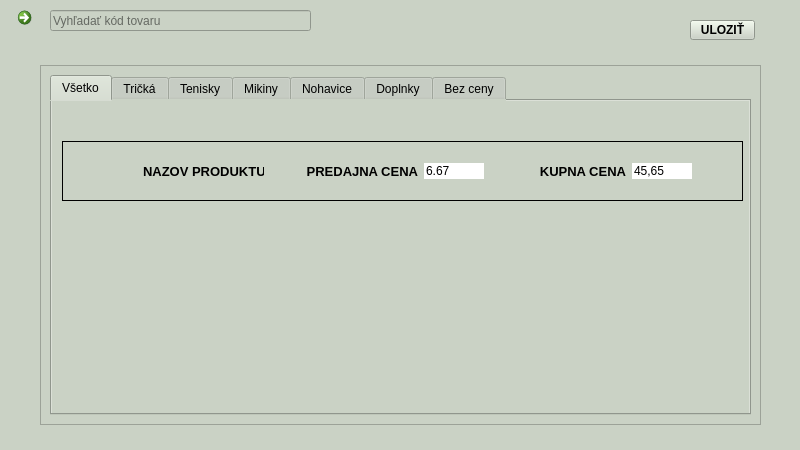
The window that source/code/main.ui (tomas-magat/camels-eshop-infosystem) describes before a commit, drawn with Qt 5.
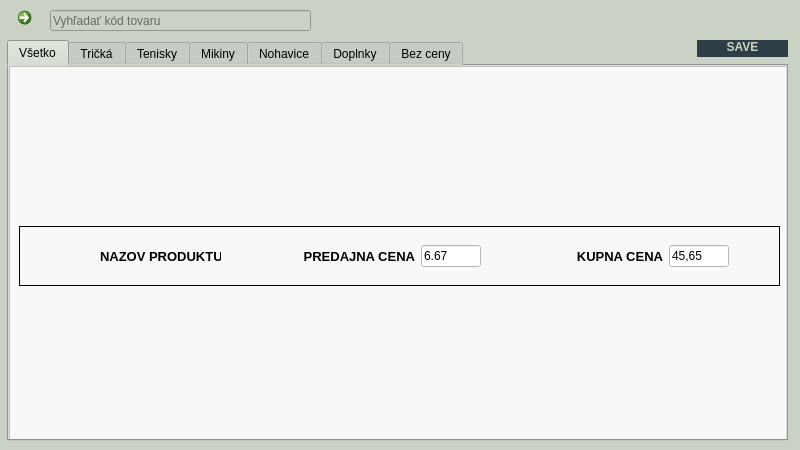
The same window after the commit. The open tabs and pages were chosen to show the change. Icons and pictures are not drawn.

Commit message: file load + design changes

Patch:
```diff
--- a/source/code/main.ui
+++ b/source/code/main.ui
@@ -1615,6 +1615,21 @@
            <height>40</height>
           </size>
          </property>
+         <property name="styleSheet">
+          <string notr="true">#n {
+	border: 1px solid #2f3e46; 
+	background-color: #2f3e46;
+	color: #cad2c5;
+}
+#sortButton:hover {
+	border-color: #354f52; 
+	background-color: #354f52;
+}
+#sortButton:pressed {
+	border-color: #354f52; 
+	background-color: #354f52;
+}</string>
+         </property>
          <widget class="QCommandLinkButton" name="homeArrow3">
           <property name="geometry">
            <rect>
@@ -1634,25 +1649,6 @@
             <normaloff>../../assets/icons/left-arrow.png</normaloff>../../assets/icons/left-arrow.png</iconset>
           </property>
          </widget>
-         <widget class="QPushButton" name="pushButton_3">
-          <property name="geometry">
-           <rect>
-            <x>690</x>
-            <y>20</y>
-            <width>65</width>
-            <height>20</height>
-           </rect>
-          </property>
-          <property name="font">
-           <font>
-            <weight>75</weight>
-            <bold>true</bold>
-           </font>
-          </property>
-          <property name="text">
-           <string>ULOZIŤ</string>
-          </property>
-         </widget>
          <widget class="QLineEdit" name="lineEdit_6">
           <property name="geometry">
            <rect>
@@ -1700,39 +1696,15 @@
            <verstretch>0</verstretch>
           </sizepolicy>
          </property>
-         <layout class="QVBoxLayout" name="verticalLayout_23">
-          <property name="leftMargin">
-           <number>40</number>
-          </property>
-          <property name="rightMargin">
-           <number>40</number>
-          </property>
-          <item>
-           <widget class="QScrollArea" name="scrollArea">
-            <property name="enabled">
-             <bool>true</bool>
-            </property>
-            <property name="maximumSize">
-             <size>
-              <width>16777215</width>
-              <height>360</height>
-             </size>
-            </property>
-            <property name="widgetResizable">
-             <bool>true</bool>
-            </property>
-            <widget class="QWidget" name="priceContents">
-             <property name="geometry">
-              <rect>
-               <x>0</x>
-               <y>0</y>
-               <width>719</width>
-               <height>358</height>
-              </rect>
-             </property>
-             <layout class="QVBoxLayout" name="verticalLayout_25">
-              <item>
                <widget class="QTabWidget" name="tabWidget_2">
+          <property name="geometry">
+           <rect>
+            <x>7</x>
+            <y>0</y>
+            <width>781</width>
+            <height>401</height>
+           </rect>
+          </property>
                 <property name="currentIndex">
                  <number>0</number>
                 </property>
@@ -1740,15 +1712,33 @@
                  <attribute name="title">
                   <string>Všetko</string>
                  </attribute>
-                 <widget class="QFrame" name="frame">
+           <widget class="QScrollArea" name="scrollArea">
                   <property name="geometry">
                    <rect>
-                    <x>10</x>
-                    <y>40</y>
-                    <width>681</width>
-                    <height>60</height>
-                   </rect>
-                  </property>
+              <x>0</x>
+              <y>0</y>
+              <width>781</width>
+              <height>381</height>
+             </rect>
+            </property>
+            <property name="styleSheet">
+             <string notr="true">background-color: rgb(248, 248, 248);</string>
+            </property>
+            <property name="widgetResizable">
+             <bool>true</bool>
+            </property>
+            <widget class="QWidget" name="allPrices">
+             <property name="geometry">
+              <rect>
+               <x>0</x>
+               <y>0</y>
+               <width>779</width>
+               <height>379</height>
+              </rect>
+             </property>
+             <layout class="QVBoxLayout" name="verticalLayout_51">
+              <item>
+               <widget class="QFrame" name="frame_2">
                   <property name="minimumSize">
                    <size>
                     <width>0</width>
@@ -1764,7 +1754,7 @@
                   <property name="frameShape">
                    <enum>QFrame::Box</enum>
                   </property>
-                  <layout class="QHBoxLayout" name="horizontalLayout_2">
+                <layout class="QHBoxLayout" name="horizontalLayout_18">
                    <property name="spacing">
                     <number>0</number>
                    </property>
@@ -1922,9 +1912,6 @@
                         <property name="text">
                          <string>6.67</string>
                         </property>
-                        <property name="frame">
-                         <bool>false</bool>
-                        </property>
                        </widget>
                       </item>
                       <item>
@@ -1962,9 +1949,6 @@
                         <property name="text">
                          <string>45,65</string>
                         </property>
-                        <property name="frame">
-                         <bool>false</bool>
-                        </property>
                        </widget>
                       </item>
                      </layout>
@@ -1972,8 +1956,12 @@
                    </item>
                   </layout>
                  </widget>
-                </widget>
-                <widget class="QWidget" name="tab_8">
+              </item>
+             </layout>
+            </widget>
+           </widget>
+          </widget>
+          <widget class="QWidget" name="tab_15">
                  <attribute name="title">
                   <string>Tričká</string>
                  </attribute>
@@ -2004,12 +1992,55 @@
                  </attribute>
                 </widget>
                </widget>
-              </item>
-             </layout>
+         <widget class="QWidget" name="verticalLayoutWidget">
+          <property name="geometry">
+           <rect>
+            <x>697</x>
+            <y>-3</y>
+            <width>91</width>
+            <height>21</height>
+           </rect>
+          </property>
+          <layout class="QVBoxLayout" name="verticalLayout_52">
+           <property name="spacing">
+            <number>0</number>
+           </property>
+           <item>
+            <widget class="QPushButton" name="saveButton">
+             <property name="minimumSize">
+              <size>
+               <width>0</width>
+               <height>20</height>
+              </size>
+             </property>
+             <property name="font">
+              <font>
+               <weight>75</weight>
+               <bold>true</bold>
+              </font>
+             </property>
+             <property name="styleSheet">
+              <string notr="true">#saveButton {
+	border: 1px solid #2f3e46; 
+	background-color: #2f3e46;
+	color: #cad2c5;
+}
+#saveButton:hover {
+	border-color: #354f52; 
+	background-color: #354f52;
+}
+#saveButton:pressed {
+	border-color: #354f52; 
+	background-color: #354f52;
+}</string>
+             </property>
+             <property name="text">
+              <string>SAVE</string>
+             </property>
             </widget>
-           </widget>
-          </item>
-         </layout>
+           </item>
+          </layout>
+         </widget>
         </widget>
        </item>
       </layout>
```
Left out of the diff: 42 changed lines with no effect on the pictures. Lines whose indentation alone changed are shown as unchanged. The commit also changes 1 other file.
